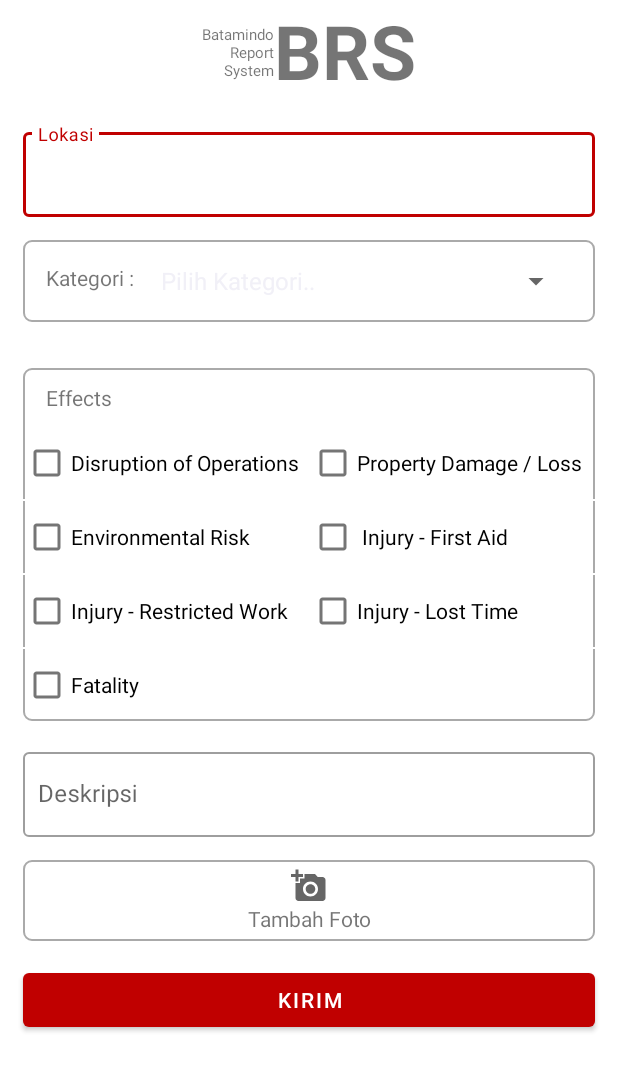
After one commit to aurtafalen/isss, an Android app: the BRS screen opened directly, with no data from a screen before it, on a phone screen of 412 x 824 dp. The commit adds this screen. Shown: the top 1071 px of the screen. Run offline under Robolectric (Android 15) with nearby library versions, the phone set to English and light mode, and no system bars.

Commit message:
brs layout

```diff
--- a/app/src/main/AndroidManifest.xml
+++ b/app/src/main/AndroidManifest.xml
@@ -21,9 +21,12 @@
         android:supportsRtl="true"
         android:theme="@style/Theme.ISSS">
         <activity
+            android:name=".BRS.BRS"
+            android:exported="false" />
+        <activity
             android:name=".GTP.Kegiatan"
             android:exported="false"
-            android:screenOrientation="portrait"/>
+            android:screenOrientation="portrait" />
         <activity
             android:name=".GTP.Scan"
             android:exported="false" />
--- /dev/null
+++ b/app/src/main/java/com/example/isss/BRS/BRS.java
@@ -0,0 +1,87 @@
+package com.example.isss.BRS;
+
+import androidx.appcompat.app.AppCompatActivity;
+
+import android.os.Bundle;
+import android.view.View;
+import android.widget.AdapterView;
+import android.widget.ArrayAdapter;
+import android.widget.LinearLayout;
+import android.widget.Spinner;
+
+import com.example.isss.R;
+
+import java.util.ArrayList;
+
+public class BRS extends AppCompatActivity {
+
+    //kategori
+    Spinner kategori,subKategori;
+    String[] aKategori,aSubKategoriKriminal,aSubKategoriSafety;
+    ArrayAdapter kategoriAdapter,subKategoriAdapter;
+    LinearLayout lSubKategori;
+    @Override
+    protected void onCreate(Bundle savedInstanceState) {
+        super.onCreate(savedInstanceState);
+        setContentView(R.layout.activity_brs);
+
+        //lsubKategori
+        lSubKategori = findViewById(R.id.lSubKategori);
+        lSubKategori.setVisibility(View.GONE);
+
+        //kategori
+        kategori = findViewById(R.id.sKategori);
+        aKategori = new String[]{"Kriminal", "Safety", "Pilih Kategori.."};
+        kategoriAdapter = new ArrayAdapter<String>(getApplicationContext(), android.R.layout.simple_spinner_item, aKategori){
+            @Override
+            public int getCount() {
+                return aKategori.length-1;
+            }
+        };
+        kategoriAdapter.setDropDownViewResource(R.layout.support_simple_spinner_dropdown_item);
+        kategori.setAdapter(kategoriAdapter);
+        kategori.setSelection(aKategori.length-1);
+
+        //subKategori
+        subKategori = findViewById(R.id.sSubKategori);
+        aSubKategoriKriminal = new String[]{"Pencurian","Pelanggaran Asusila","Penjambretan","Penganiayaan","Pemerkosaan","Lainnya","Pilih SubKategori.."};
+        aSubKategoriSafety = new String[]{"Kecelakaan Lalulintas","Property Damage","Work Place","Near Miss","Traffic","Lainnya","Pilih SubKategori.."};
+
+        kategori.setOnItemSelectedListener(new AdapterView.OnItemSelectedListener() {
+            @Override
+            public void onItemSelected(AdapterView<?> parent, View view, int position, long id) {
+                if (position == 0){
+                    lSubKategori.setVisibility(View.VISIBLE);
+                    subKategoriAdapter = new ArrayAdapter<String>(getApplicationContext(), android.R.layout.simple_spinner_item, aSubKategoriKriminal){
+                        @Override
+                        public int getCount() {
+                            return aSubKategoriKriminal.length-1;
+                        }
+                    };
+                    subKategoriAdapter.setDropDownViewResource(R.layout.support_simple_spinner_dropdown_item);
+                    subKategori.setAdapter(subKategoriAdapter);
+                    subKategori.setSelection(aSubKategoriKriminal.length-1);
+                }
+                if (position == 1){
+                    lSubKategori.setVisibility(View.VISIBLE);
+                    subKategoriAdapter = new ArrayAdapter<String>(getApplicationContext(), android.R.layout.simple_spinner_item, aSubKategoriSafety){
+                        @Override
+                        public int getCount() {
+                            return aSubKategoriSafety.length-1;
+                        }
+                    };
+                    subKategoriAdapter.setDropDownViewResource(R.layout.support_simple_spinner_dropdown_item);
+                    subKategori.setAdapter(subKategoriAdapter);
+                    subKategori.setSelection(aSubKategoriSafety.length-1);
+                }
+            }
+
+            @Override
+            public void onNothingSelected(AdapterView<?> parent) {
+
+            }
+        });
+
+    }
+
+}
--- a/app/src/main/java/com/example/isss/MainActivity.java
+++ b/app/src/main/java/com/example/isss/MainActivity.java
@@ -25,6 +25,7 @@ import android.widget.PopupMenu;
 import android.widget.TextView;
 import android.widget.Toast;
 
+import com.example.isss.BRS.BRS;
 import com.example.isss.GTP.Home_Gtp;
 import com.example.isss.GTP.LocationService;
 import com.example.isss.GTP.SendDataPatroli;
@@ -52,7 +53,7 @@ public class MainActivity extends AppCompatActivity {
     int[] sampleImages = {R.drawable.slide8, R.drawable.slide6, R.drawable.slide1, R.drawable.slide2, R.drawable.slide3};
 
     //
-    CardView ht,gtp,safety;
+    CardView ht,gtp,safety,brs;
     TextView displayName;
     ImageView person;
 
@@ -222,6 +223,15 @@ public class MainActivity extends AppCompatActivity {
                 startActivity(intent);
             }
         });
+
+        brs = findViewById(R.id.card_brs);
+        brs.setOnClickListener(new View.OnClickListener() {
+            @Override
+            public void onClick(View v) {
+                Intent intent = new Intent(MainActivity.this, BRS.class);
+                startActivity(intent);
+            }
+        });
     }
 
     ImageListener imageListener = new ImageListener() {
--- /dev/null
+++ b/app/src/main/res/layout/activity_brs.xml
@@ -0,0 +1,361 @@
+<?xml version="1.0" encoding="utf-8"?>
+<ScrollView xmlns:android="http://schemas.android.com/apk/res/android"
+    xmlns:app="http://schemas.android.com/apk/res-auto"
+    xmlns:tools="http://schemas.android.com/tools"
+    android:layout_width="match_parent"
+    android:layout_height="match_parent"
+    tools:context=".BRS.BRS">
+
+    <LinearLayout
+        android:layout_width="match_parent"
+        android:layout_height="wrap_content"
+        android:orientation="vertical">
+
+        <LinearLayout
+            android:layout_width="match_parent"
+            android:layout_height="match_parent"
+            android:orientation="horizontal"
+            android:gravity="center"
+            android:layout_marginBottom="15dp">
+                <TextView
+                    android:id="@+id/textView"
+                    android:layout_width="wrap_content"
+                    android:layout_height="match_parent"
+                    android:paddingTop="16dp"
+                    android:text="Batamindo\nReport\nSystem"
+                    android:textAlignment="textEnd"
+                    android:textSize="10dp" />
+
+                <TextView
+                    android:id="@+id/txt_logo"
+                    android:layout_width="wrap_content"
+                    android:layout_height="wrap_content"
+                    android:text="BRS"
+                    android:textSize="50dp"
+                    android:textStyle="bold" />
+        </LinearLayout>
+
+        <com.google.android.material.textfield.TextInputLayout
+            android:id="@+id/txt_location"
+            style="@style/Widget.MaterialComponents.TextInputLayout.OutlinedBox"
+            android:layout_width="match_parent"
+            android:layout_height="wrap_content"
+            android:layout_marginStart="15dp"
+            android:layout_marginEnd="15dp">
+
+            <com.google.android.material.textfield.TextInputEditText
+                android:id="@+id/eLocation"
+                android:layout_width="match_parent"
+                android:layout_height="wrap_content"
+                android:hint="Lokasi"
+                android:paddingStart="10dp" />
+        </com.google.android.material.textfield.TextInputLayout>
+
+        <LinearLayout
+            android:layout_width="match_parent"
+            android:layout_height="wrap_content"
+            android:orientation="horizontal"
+            android:layout_margin="15dp"
+            android:padding="15dp"
+            android:background="@drawable/border">
+            <TextView
+                android:layout_width="wrap_content"
+                android:layout_height="match_parent"
+                android:text="Kategori :" />
+            <Spinner
+                android:id="@+id/sKategori"
+                android:layout_width="match_parent"
+                android:layout_height="match_parent"
+                android:layout_marginStart="10dp"
+                android:autofillHints="username"/>
+        </LinearLayout>
+
+        <LinearLayout
+            android:id="@+id/lSubKategori"
+            android:layout_width="match_parent"
+            android:layout_height="wrap_content"
+            android:orientation="horizontal"
+            android:layout_marginStart="15dp"
+            android:layout_marginEnd="15dp"
+            android:padding="15dp"
+            android:background="@drawable/border">
+            <TextView
+                android:layout_width="wrap_content"
+                android:layout_height="match_parent"
+                android:text="Sub Kategori :" />
+            <Spinner
+                android:id="@+id/sSubKategori"
+                android:layout_width="match_parent"
+                android:layout_height="match_parent"
+                android:layout_marginStart="10dp"
+                android:autofillHints="username"/>
+        </LinearLayout>
+
+        <GridLayout
+            android:layout_width="fill_parent"
+            android:layout_height="wrap_content"
+            android:layout_gravity="center_horizontal"
+            android:layout_margin="15dp"
+            android:columnCount="3"
+            android:orientation="horizontal"
+            android:rowCount="4"
+            android:background="@drawable/border">
+
+        <!-- Row 1 -->
+
+        <TextView
+            android:layout_width="match_parent"
+            android:layout_height="wrap_content"
+            android:layout_columnSpan="3"
+            android:layout_gravity="start"
+            android:gravity="start"
+            android:text="Effects"
+            android:paddingStart="15dp"
+            android:paddingTop="10dp"
+            android:paddingBottom="10dp"
+            android:textAlignment="textStart" />
+
+            <!-- Row 2 -->
+            <LinearLayout
+                android:layout_width="match_parent"
+                android:layout_height="wrap_content"
+                android:orientation="horizontal" >
+
+                <!-- Column 1 -->
+
+                <LinearLayout
+                    android:layout_width="0dp"
+                    android:layout_height="wrap_content"
+                    android:layout_gravity="center"
+                    android:gravity="center"
+                    android:layout_weight="1"
+                    android:orientation="vertical">
+
+                    <CheckBox
+                        android:layout_width="wrap_content"
+                        android:layout_height="wrap_content"
+                        android:text="Disruption of Operations"
+                        android:layout_gravity="fill"
+                        android:layout_columnWeight="1"
+                       />
+                </LinearLayout>
+
+
+                <!-- Column 2 -->
+
+                <LinearLayout
+                    android:layout_width="0dp"
+                    android:layout_height="wrap_content"
+                    android:layout_gravity="center"
+                    android:gravity="center"
+                    android:layout_weight="1"
+                    android:orientation="vertical">
+
+                    <CheckBox
+                        android:layout_width="wrap_content"
+                        android:layout_height="wrap_content"
+                        android:text="Property Damage / Loss"
+                        android:layout_gravity="fill"
+                        android:layout_columnWeight="1"
+                        />
+                </LinearLayout>
+
+                </LinearLayout>
+
+            <View
+                android:layout_width="match_parent"
+                android:layout_height="1dp"
+                android:layout_columnSpan="3"
+                android:background="@android:color/white" />
+            <!-- Row 3 -->
+            <LinearLayout
+            android:layout_width="match_parent"
+            android:layout_height="wrap_content"
+            android:orientation="horizontal" >
+
+            <!-- Column 1 -->
+
+            <LinearLayout
+                android:layout_width="0dp"
+                android:layout_height="wrap_content"
+                android:layout_gravity="center"
+                android:gravity="center"
+                android:layout_weight="1"
+                android:orientation="vertical">
+
+                <CheckBox
+                    android:layout_width="wrap_content"
+                    android:layout_height="wrap_content"
+                    android:text="Environmental Risk"
+                    android:layout_gravity="fill"
+                    android:layout_columnWeight="1" />
+            </LinearLayout>
+
+
+            <!-- Column 2 -->
+
+            <LinearLayout
+                android:layout_width="0dp"
+                android:layout_height="wrap_content"
+                android:layout_gravity="center"
+                android:gravity="center"
+                android:layout_weight="1"
+                android:orientation="vertical">
+
+                <CheckBox
+                    android:layout_width="wrap_content"
+                    android:layout_height="wrap_content"
+                    android:text=" Injury - First Aid"
+                    android:layout_gravity="fill"
+                    android:layout_columnWeight="1" />
+            </LinearLayout>
+
+        </LinearLayout>
+
+            <View
+                android:layout_width="match_parent"
+                android:layout_height="1dp"
+                android:layout_columnSpan="3"
+                android:background="@android:color/white" />
+            <!-- Row 4 -->
+            <LinearLayout
+                android:layout_width="match_parent"
+                android:layout_height="wrap_content"
+                android:orientation="horizontal" >
+
+                <!-- Column 1 -->
+
+                <LinearLayout
+                    android:layout_width="0dp"
+                    android:layout_height="wrap_content"
+                    android:layout_gravity="center"
+                    android:gravity="center"
+                    android:layout_weight="1"
+                    android:orientation="vertical">
+
+                    <CheckBox
+                        android:layout_width="wrap_content"
+                        android:layout_height="wrap_content"
+                        android:text="Injury - Restricted Work"
+                        android:layout_gravity="fill"
+                        android:layout_columnWeight="1" />
+                </LinearLayout>
+
+
+                <!-- Column 2 -->
+
+                <LinearLayout
+                    android:layout_width="0dp"
+                    android:layout_height="wrap_content"
+                    android:layout_gravity="center"
+                    android:gravity="center"
+                    android:layout_weight="1"
+                    android:orientation="vertical">
+
+                    <CheckBox
+                        android:layout_width="wrap_content"
+                        android:layout_height="wrap_content"
+                        android:text="Injury - Lost Time"
+                        android:layout_gravity="fill"
+                        android:layout_columnWeight="1" />
+                </LinearLayout>
+
+            </LinearLayout>
+
+            <View
+                android:layout_width="match_parent"
+                android:layout_height="1dp"
+                android:layout_columnSpan="3"
+                android:background="@android:color/white" />
+            <!-- Row 5 -->
+            <LinearLayout
+                android:layout_width="match_parent"
+                android:layout_height="wrap_content"
+                android:orientation="horizontal" >
+
+                <!-- Column 1 -->
+
+                <LinearLayout
+                    android:layout_width="0dp"
+                    android:layout_height="wrap_content"
+                    android:layout_gravity="center"
+                    android:gravity="center"
+                    android:layout_weight="1"
+                    android:orientation="vertical">
+
+                    <CheckBox
+                        android:layout_width="wrap_content"
+                        android:layout_height="wrap_content"
+                        android:text="Fatality"
+                        android:layout_gravity="fill"
+                        android:layout_columnWeight="1" />
+                </LinearLayout>
+            </LinearLayout>
+        </GridLayout>
+
+        <com.google.android.material.textfield.TextInputLayout
+            android:id="@+id/txt_desc"
+            style="@style/Widget.MaterialComponents.TextInputLayout.OutlinedBox"
+            android:layout_width="match_parent"
+            android:layout_height="wrap_content"
+            android:layout_marginStart="15dp"
+            android:layout_marginEnd="15dp">
+
+            <com.google.android.material.textfield.TextInputEditText
+                android:id="@+id/eDesc"
+                android:layout_width="match_parent"
+                android:layout_height="wrap_content"
+                android:hint="Deskripsi"
+                android:paddingStart="10dp" />
+        </com.google.android.material.textfield.TextInputLayout>
+
+        <GridLayout
+            android:layout_width="fill_parent"
+            android:layout_height="wrap_content"
+            android:layout_gravity="center_horizontal"
+            android:layout_margin="15dp"
+            android:columnCount="1"
+            android:background="@drawable/border"
+            android:orientation="horizontal">
+            <!-- Column 1 -->
+
+            <androidx.recyclerview.widget.RecyclerView
+                android:id="@+id/recyclerFoto"
+                android:layout_width="match_parent"
+                android:layout_height="wrap_content"
+                android:src="@drawable/foto_icon"/>
+
+            <GridLayout
+                android:id="@+id/gFoto"
+                android:layout_width="fill_parent"
+                android:layout_height="wrap_content"
+                android:layout_gravity="center_horizontal"
+                android:columnCount="1"
+                android:orientation="horizontal">
+
+                <ImageView
+                    android:layout_width="match_parent"
+                    android:layout_height="wrap_content"
+                    android:src="@drawable/foto_icon"
+                    android:layout_marginTop="5dp"/>
+
+                <TextView
+                    android:id="@+id/txt_tambahfoto"
+                    android:layout_width="match_parent"
+                    android:layout_height="wrap_content"
+                    android:text="Tambah Foto"
+                    android:paddingBottom="5dp"
+                    android:textAlignment="center"/>
+            </GridLayout>
+        </GridLayout>
+
+        <Button
+            android:layout_width="match_parent"
+            android:layout_height="wrap_content"
+            android:text="KIRIM"
+            android:layout_marginStart="15dp"
+            android:layout_marginEnd="15dp"
+            android:layout_marginBottom="20dp"/>
+    </LinearLayout>
+
+</ScrollView>
--- a/app/src/main/res/layout/activity_main.xml
+++ b/app/src/main/res/layout/activity_main.xml
@@ -401,6 +401,7 @@
                     android:orientation="vertical">
 
                     <androidx.cardview.widget.CardView
+                        android:id="@+id/card_brs"
                         android:layout_width="wrap_content"
                         android:layout_height="wrap_content"
                         android:layout_rowWeight="1"
@@ -426,7 +427,7 @@
                             <TextView
                                 android:layout_width="wrap_content"
                                 android:layout_height="wrap_content"
-                                android:text="Incident"
+                                android:text="BRS"
                                 android:textColor="@color/white"/>
 
                         </LinearLayout>
--- a/app/src/main/res/values/colors.xml
+++ b/app/src/main/res/values/colors.xml
@@ -3,7 +3,7 @@
     <color name="purple_200">#FFBB86FC</color>
     <color name="purple_500">#c00000</color>
     <color name="purple_700">#FF3700B3</color>
-    <color name="teal_200">#FF03DAC5</color>
+    <color name="teal_200">#c00000</color>
     <color name="teal_700">#FF018786</color>
     <color name="black">#FF000000</color>
     <color name="white">#FFFFFFFF</color>
--- a/app/src/main/res/values/strings.xml
+++ b/app/src/main/res/values/strings.xml
@@ -1,4 +1,5 @@
 <resources>
     <string name="app_name">ISSS</string>
     <string name="mapbox_access_token" translatable="false">sk.eyJ1IjoiYXVydGE5OCIsImEiOiJja2k5ejdhYnkwa2c2MnJtbnZyYWFpMHI4In0.QoWRec9fFQsiE-t2S7f1Ug</string>
+
 </resources>
```
